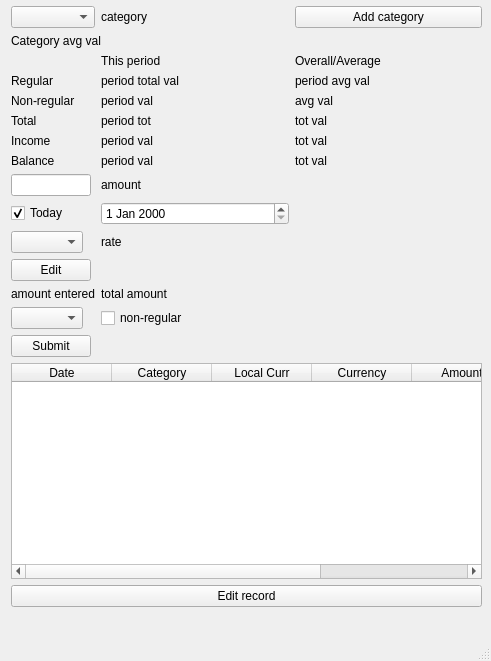
First picture: the form in mainwindow.ui, repository tvb2/expenses, before the edit.
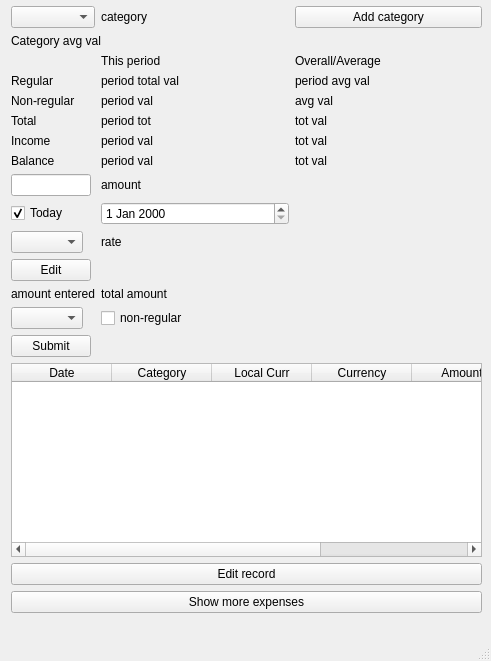
Second picture: the form after the edit.

Commit message: Started AllExpenses implementation

Patch:
```diff
--- a/mainwindow.ui
+++ b/mainwindow.ui
@@ -20,7 +20,7 @@
       <x>11</x>
       <y>6</y>
       <width>471</width>
-      <height>601</height>
+      <height>607</height>
      </rect>
     </property>
     <layout class="QVBoxLayout" name="verticalLayout">
@@ -426,6 +426,13 @@
        </property>
       </widget>
      </item>
+     <item>
+      <widget class="QPushButton" name="pb_ShowMoreExpenses">
+       <property name="text">
+        <string>Show more expenses</string>
+       </property>
+      </widget>
+     </item>
     </layout>
    </widget>
   </widget>
```
Left out of the diff: 2 changed lines with no effect on the pictures. The commit also changes 12 other files.
